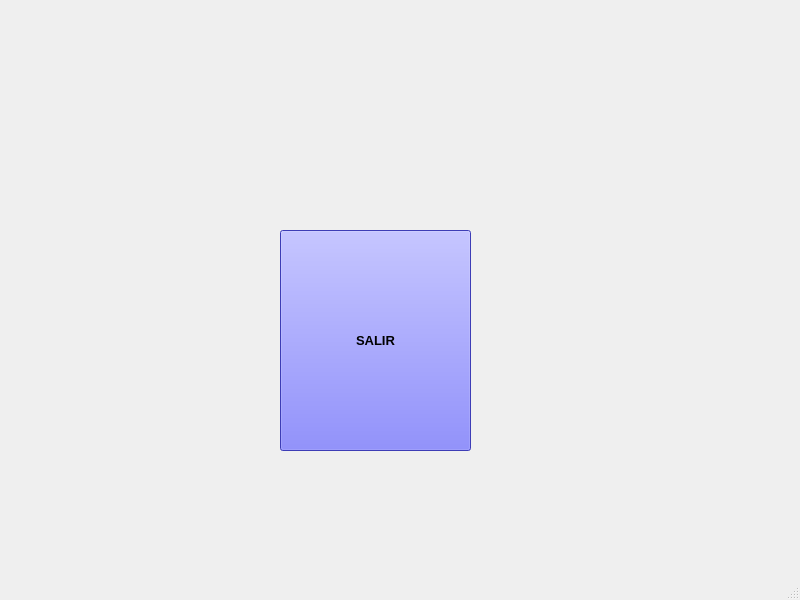
Before: the Qt Designer form venta_principal.ui in EliasVGZ/vierafernandez2324, drawn with Qt 5.
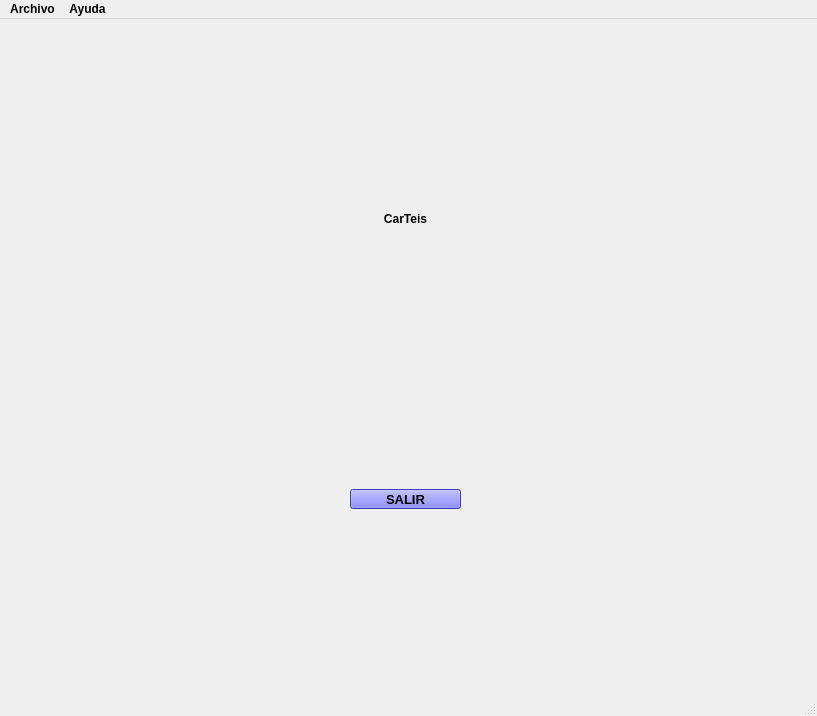
After: the same form once the commit is applied.

Diff of the .ui file:
```diff
--- a/venta_principal.ui
+++ b/venta_principal.ui
@@ -6,10 +6,34 @@
    <rect>
     <x>0</x>
     <y>0</y>
-    <width>800</width>
-    <height>600</height>
+    <width>817</width>
+    <height>716</height>
    </rect>
   </property>
+  <property name="sizePolicy">
+   <sizepolicy hsizetype="Fixed" vsizetype="Fixed">
+    <horstretch>0</horstretch>
+    <verstretch>0</verstretch>
+   </sizepolicy>
+  </property>
+  <property name="minimumSize">
+   <size>
+    <width>120</width>
+    <height>20</height>
+   </size>
+  </property>
+  <property name="maximumSize">
+   <size>
+    <width>16000</width>
+    <height>16000</height>
+   </size>
+  </property>
+  <property name="font">
+   <font>
+    <weight>75</weight>
+    <bold>true</bold>
+   </font>
+  </property>
   <property name="windowTitle">
    <string>CarTeis</string>
   </property>
@@ -17,12 +41,30 @@
    <widget class="QPushButton" name="btnSalir">
     <property name="geometry">
      <rect>
-      <x>280</x>
-      <y>230</y>
-      <width>191</width>
-      <height>221</height>
+      <x>350</x>
+      <y>470</y>
+      <width>111</width>
+      <height>20</height>
      </rect>
     </property>
+    <property name="sizePolicy">
+     <sizepolicy hsizetype="Fixed" vsizetype="Fixed">
+      <horstretch>0</horstretch>
+      <verstretch>0</verstretch>
+     </sizepolicy>
+    </property>
+    <property name="minimumSize">
+     <size>
+      <width>0</width>
+      <height>0</height>
+     </size>
+    </property>
+    <property name="maximumSize">
+     <size>
+      <width>120</width>
+      <height>20</height>
+     </size>
+    </property>
     <property name="font">
      <font>
       <pointsize>10</pointsize>
@@ -37,18 +79,70 @@
      <string>SALIR</string>
     </property>
    </widget>
+   <widget class="QLabel" name="lblTitulo">
+    <property name="geometry">
+     <rect>
+      <x>300</x>
+      <y>190</y>
+      <width>211</width>
+      <height>20</height>
+     </rect>
+    </property>
+    <property name="minimumSize">
+     <size>
+      <width>120</width>
+      <height>20</height>
+     </size>
+    </property>
+    <property name="maximumSize">
+     <size>
+      <width>300</width>
+      <height>100</height>
+     </size>
+    </property>
+    <property name="text">
+     <string>CarTeis</string>
+    </property>
+    <property name="alignment">
+     <set>Qt::AlignCenter</set>
+    </property>
+   </widget>
   </widget>
+  <widget class="QStatusBar" name="statusbar"/>
   <widget class="QMenuBar" name="menubar">
    <property name="geometry">
     <rect>
      <x>0</x>
      <y>0</y>
-     <width>800</width>
+     <width>817</width>
      <height>21</height>
     </rect>
    </property>
+   <widget class="QMenu" name="menuArchivo">
+    <property name="title">
+     <string>Archivo</string>
+    </property>
+    <addaction name="actionSalir"/>
+   </widget>
+   <widget class="QMenu" name="menuHelp">
+    <property name="title">
+     <string>Ayuda</string>
+    </property>
+    <addaction name="actionAcerca_de"/>
+   </widget>
+   <addaction name="menuArchivo"/>
+   <addaction name="menuHelp"/>
   </widget>
-  <widget class="QStatusBar" name="statusbar"/>
+  <action name="actionSalir">
+   <property name="text">
+    <string>Salir</string>
+   </property>
+  </action>
+  <action name="actionAcerca_de">
+   <property name="text">
+    <string>Acerca de...</string>
+   </property>
+  </action>
  </widget>
  <resources/>
  <connections/>
```
